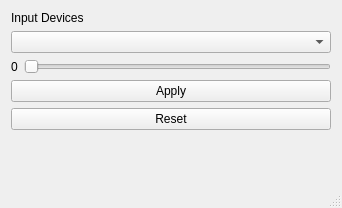
First picture: the form in Kmousens/mainwindow.ui, repository furkantokac/Kmousens, before the edit.
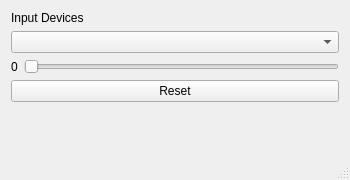
Second picture: the form after the edit. Icons and pictures are not drawn.

```diff
--- a/Kmousens/mainwindow.ui
+++ b/Kmousens/mainwindow.ui
@@ -6,8 +6,8 @@
    <rect>
     <x>0</x>
     <y>0</y>
-    <width>342</width>
-    <height>208</height>
+    <width>350</width>
+    <height>180</height>
    </rect>
   </property>
   <property name="windowTitle">
@@ -59,13 +59,6 @@
      </widget>
     </item>
     <item row="4" column="0" colspan="2">
-     <widget class="QPushButton" name="btnApply">
-      <property name="text">
-       <string>Apply</string>
-      </property>
-     </widget>
-    </item>
-    <item row="5" column="0" colspan="2">
      <widget class="QPushButton" name="btnReset">
       <property name="text">
        <string>Reset</string>
```
Left out of the diff: 4 changed lines with no effect on the pictures.
